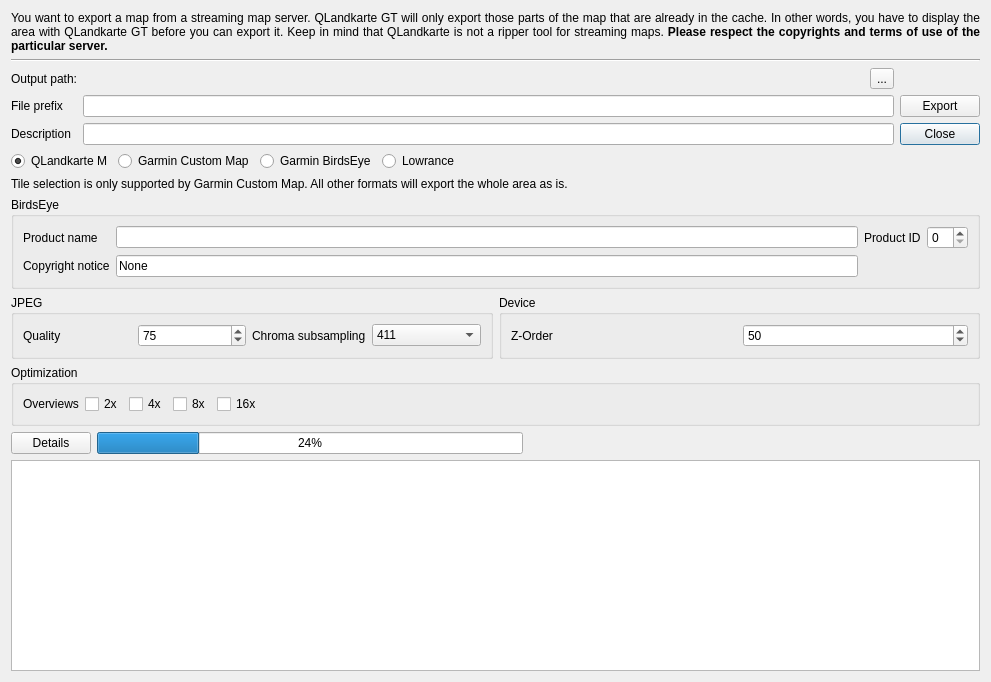
This is src/IMapQMAPExport.ui in ntruchsess/QLandkarteGT as Qt 5 draws it before an edit. The edited form follows.
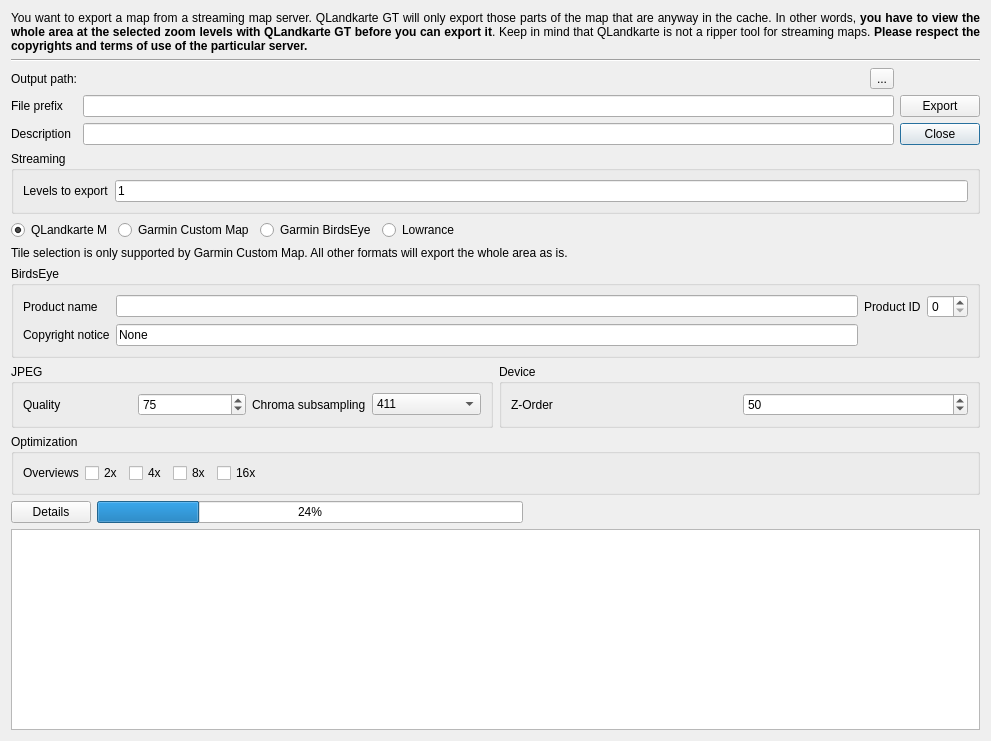
This is the edited form.

Commit message: add levels to wms export

```diff
--- a/src/IMapQMAPExport.ui
+++ b/src/IMapQMAPExport.ui
@@ -7,7 +7,7 @@
     <x>0</x>
     <y>0</y>
     <width>991</width>
-    <height>682</height>
+    <height>741</height>
    </rect>
   </property>
   <property name="windowTitle">
@@ -17,7 +17,7 @@
    <item>
     <widget class="QLabel" name="labelWarnStream">
      <property name="text">
-      <string>You want to export a map from a streaming map server. QLandkarte GT will only export those parts of the map that are already in the cache. In other words, you have to display the area with QLandkarte GT before you can export it. Keep in mind that QLandkarte is not a ripper tool for streaming maps. &lt;b&gt;Please respect the copyrights and terms of use of the particular server.&lt;/b&gt; </string>
+      <string>You want to export a map from a streaming map server. QLandkarte GT will only export those parts of the map that are anyway in the cache. In other words, &lt;b&gt;you have to view the whole area at the selected zoom levels with QLandkarte GT before you can export it&lt;/b&gt;. Keep in mind that QLandkarte is not a ripper tool for streaming maps. &lt;b&gt;Please respect the copyrights and terms of use of the particular server.&lt;/b&gt; </string>
      </property>
      <property name="alignment">
       <set>Qt::AlignJustify|Qt::AlignVCenter</set>
@@ -97,6 +97,36 @@
      </item>
     </layout>
    </item>
+   <item>
+    <widget class="QGroupBox" name="groupStreaming">
+     <property name="title">
+      <string>Streaming</string>
+     </property>
+     <layout class="QVBoxLayout" name="verticalLayout_4">
+      <item>
+       <layout class="QHBoxLayout" name="horizontalLayout_8">
+        <item>
+         <widget class="QLabel" name="label_11">
+          <property name="text">
+           <string>Levels to export</string>
+          </property>
+         </widget>
+        </item>
+        <item>
+         <widget class="QLineEdit" name="lineStreamingLevels">
+          <property name="toolTip">
+           <string>Give a list of zoom levels you want to export. Like: 1 4 8 16</string>
+          </property>
+          <property name="text">
+           <string>1 </string>
+          </property>
+         </widget>
+        </item>
+       </layout>
+      </item>
+     </layout>
+    </widget>
+   </item>
    <item>
     <layout class="QHBoxLayout" name="horizontalLayout">
      <item>
```
The commit also changes 3 other files.
